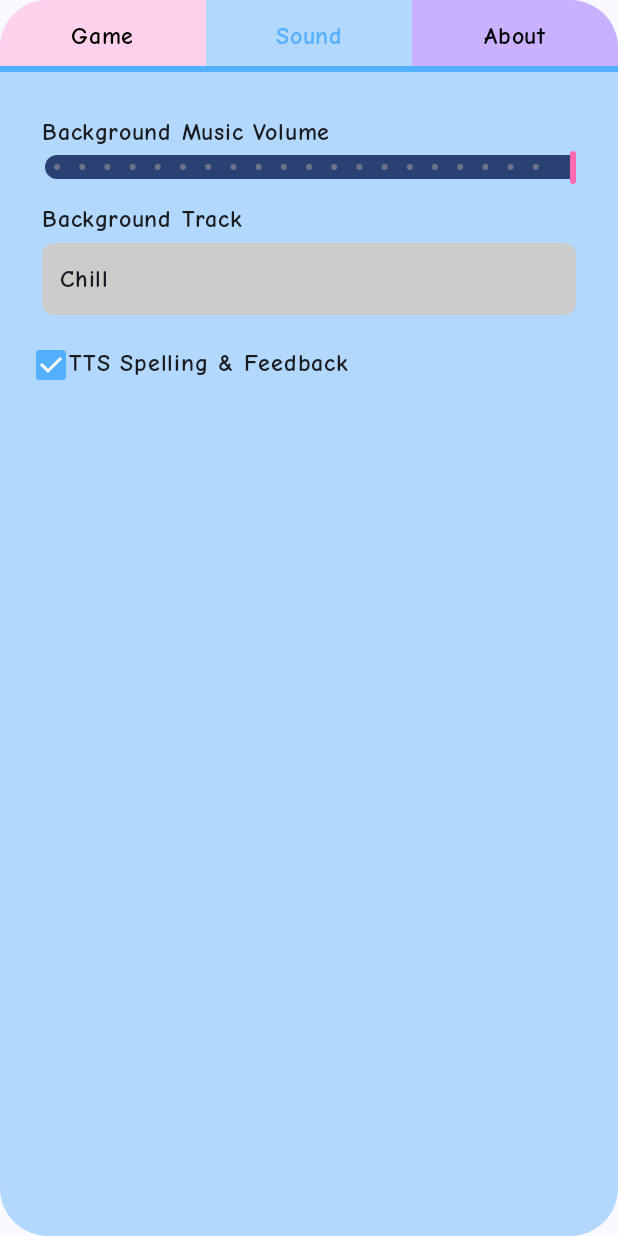
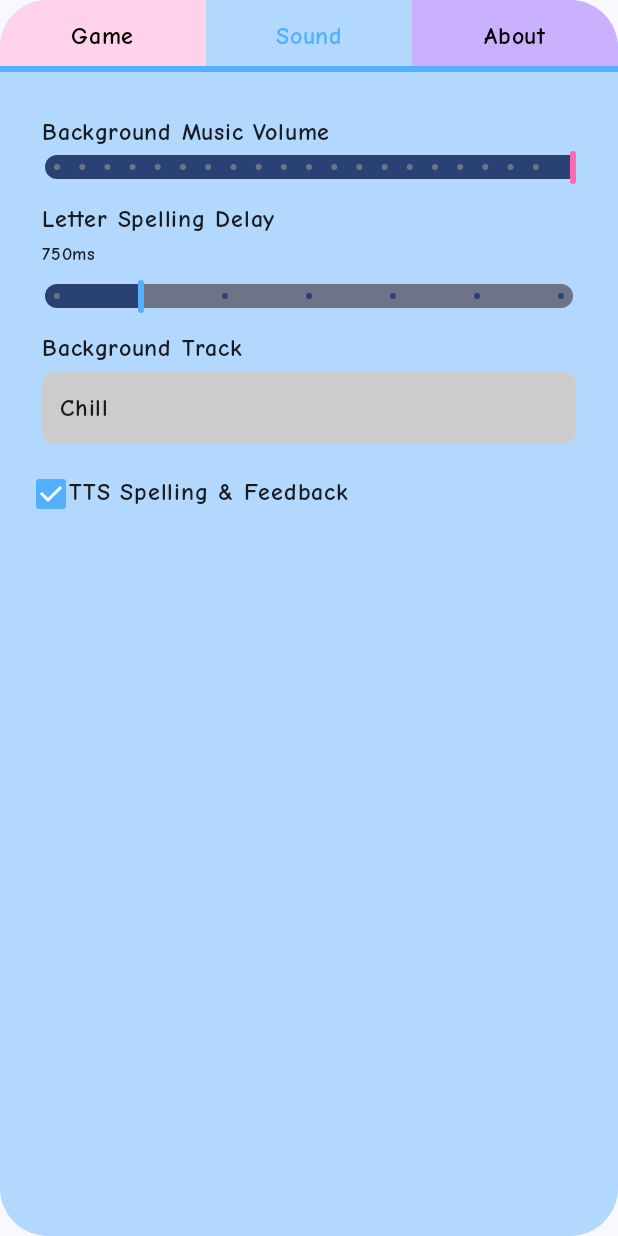
Before and after one commit to EdanStarfire/TinyWords, an Android app built with Jetpack Compose: the composable SettingsDialogContent shown on its own in the app's theme, after a tap on "Sound", on a phone screen of 412 x 824 dp. Run offline under Robolectric (Android 15) with nearby library versions, the phone set to English and light mode, and no system bars; our stand-ins replace Dagger/Hilt's generated code.

Commit message:
feat: add configurable letter spelling delay slider to Audio settings
- Add letterSpellingDelayMs setting to GameSettings data class (default: 750ms)
- Add preference key and persistence support in GameSettingsPreferences
- Add slider UI in Sound settings tab with 500-2000ms range in 250ms increments
- Update spellWordForTts() to use dynamic delay instead of hardcoded 750ms
- Update PRD_DevelopmentPlan.md to reflect completed feature

🤖 Generated with [Claude Code](https://claude.ai/code)

Co-Authored-By: Claude <noreply@anthropic.com>

```diff
--- a/app/src/main/java/com/edanstarfire/tinywords/GameSettingsPreferences.kt
+++ b/app/src/main/java/com/edanstarfire/tinywords/GameSettingsPreferences.kt
@@ -22,6 +22,7 @@ object GameSettingsPrefsKeys {
     val TTS_VOLUME = intPreferencesKey("tts_volume")
     val BG_MUSIC_TRACK = androidx.datastore.preferences.core.stringPreferencesKey("bg_music_track")
     val TTS_ENABLED = booleanPreferencesKey("tts_enabled")
+    val LETTER_SPELLING_DELAY_MS = intPreferencesKey("letter_spelling_delay_ms")
 }
 
 val Context.gameSettingsDataStore by preferencesDataStore(name = "game_settings_prefs")
@@ -38,7 +39,8 @@ class GameSettingsRepository(private val context: Context) {
             musicVolume = prefs[GameSettingsPrefsKeys.MUSIC_VOLUME] ?: 100,
             ttsVolume = prefs[GameSettingsPrefsKeys.TTS_VOLUME] ?: 100,
             bgMusicTrack = prefs[GameSettingsPrefsKeys.BG_MUSIC_TRACK] ?: "chill.mp3",
-            ttsEnabled = prefs[GameSettingsPrefsKeys.TTS_ENABLED] ?: true
+            ttsEnabled = prefs[GameSettingsPrefsKeys.TTS_ENABLED] ?: true,
+            letterSpellingDelayMs = prefs[GameSettingsPrefsKeys.LETTER_SPELLING_DELAY_MS] ?: 750
         )
     }
 
@@ -54,6 +56,7 @@ class GameSettingsRepository(private val context: Context) {
             it[GameSettingsPrefsKeys.TTS_VOLUME] = settings.ttsVolume
             it[GameSettingsPrefsKeys.BG_MUSIC_TRACK] = settings.bgMusicTrack
             it[GameSettingsPrefsKeys.TTS_ENABLED] = settings.ttsEnabled
+            it[GameSettingsPrefsKeys.LETTER_SPELLING_DELAY_MS] = settings.letterSpellingDelayMs
         }
     }
 }
--- a/app/src/main/java/com/edanstarfire/tinywords/MainActivity.kt
+++ b/app/src/main/java/com/edanstarfire/tinywords/MainActivity.kt
@@ -1064,6 +1064,36 @@ fun SettingsDialogContent(
                                 }
 
                             )
+
+                            Text("Letter Spelling Delay", fontWeight = FontWeight.Bold, modifier = Modifier.padding(top = 12.dp))
+                            val delayOptions = listOf(500, 750, 1000, 1250, 1500, 1750, 2000)
+                            val delayIndex = delayOptions.indexOfFirst { it == currentSettings.letterSpellingDelayMs }.coerceAtLeast(0)
+                            Text("${currentSettings.letterSpellingDelayMs}ms", fontSize = 12.sp, modifier = Modifier.padding(bottom = 4.dp))
+                            Slider(
+                                value = delayIndex.toFloat(),
+                                onValueChange = {
+                                    val index = it.roundToInt()
+                                    val newDelay = delayOptions[index]
+                                    onSettingsChange(currentSettings.copy(letterSpellingDelayMs = newDelay))
+                                },
+                                steps = delayOptions.size - 2,
+                                valueRange = 0f..(delayOptions.size - 1).toFloat(),
+                                modifier = Modifier.fillMaxWidth().height(22.dp),
+                                colors = SliderDefaults.colors(
+                                    activeTrackColor = AccentBlue,
+                                    inactiveTrackColor = Color.LightGray,
+                                    thumbColor = AccentBlue,
+                                    activeTickColor = Color.Transparent,
+                                    inactiveTickColor = Color.Transparent
+                                ),
+                                track = { sliderState ->
+                                    SliderDefaults.Track(
+                                        sliderState = sliderState,
+                                        thumbTrackGapSize = 0.dp
+                                    )
+                                }
+                            )
+
                             val trackOptions = listOf(
                                 "8-bit" to "eightbit.mp3",
                                 "Bedtime" to "bedtime.mp3",
--- a/app/src/main/java/com/edanstarfire/tinywords/ui/game/GameViewModel.kt
+++ b/app/src/main/java/com/edanstarfire/tinywords/ui/game/GameViewModel.kt
@@ -372,9 +372,10 @@ class GameViewModel @Inject constructor(
         spellJob?.cancel()
         spellJob = viewModelScope.launch {
             if (isTtsReady.value) {
+                val currentSettings = gameSettings.value
                 for ((i, c) in word.withIndex()) {
                     ttsHelper.speak(c.uppercaseChar().toString(), pitch = pitch, rate = rate)
-                    if (i < word.lastIndex) delay(750L)
+                    if (i < word.lastIndex) delay(currentSettings.letterSpellingDelayMs.toLong())
                 }
             } else {
                 Log.w("GameViewModel", "Attempted to spell word, but TTS is not ready. Word: $word")
@@ -520,5 +521,6 @@ data class GameSettings(
     val musicVolume: Int = 100, // 0-100 (UI; 0=off)
     val ttsVolume: Int = 100, // 0-100 (UI)
     val bgMusicTrack: String = "chill.mp3",
-    val ttsEnabled: Boolean = true
+    val ttsEnabled: Boolean = true,
+    val letterSpellingDelayMs: Int = 750 // 500-2000ms in 250ms increments
 )
```
Also changed, not shown: 1 other file.
